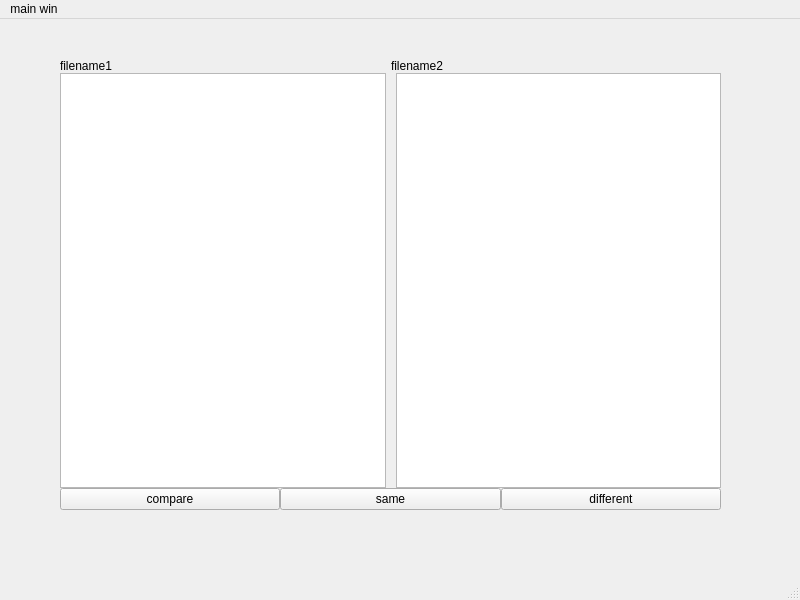
The window that lab5/mymainwindow.ui (BlazingQ/SE-lab5) describes before a commit, drawn with Qt 5.
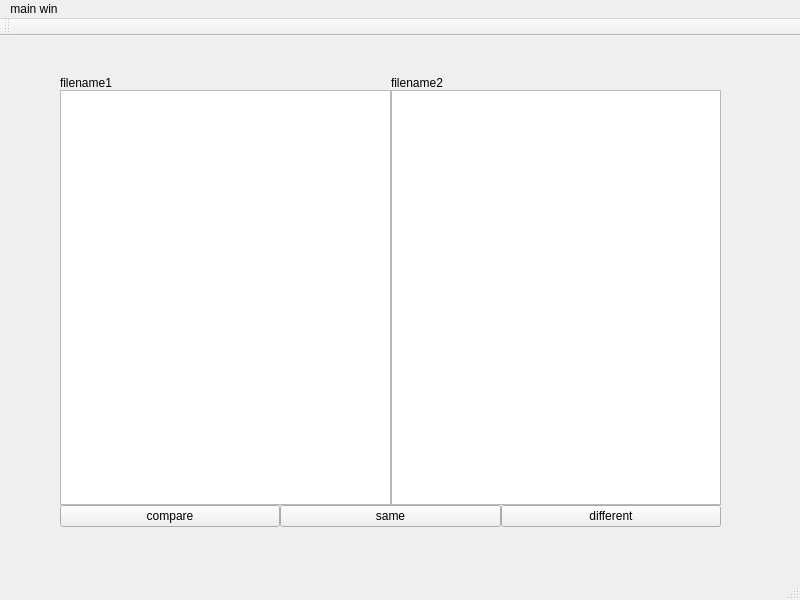
The same window after the commit.

Diff of the .ui file:
```diff
--- a/lab5/mymainwindow.ui
+++ b/lab5/mymainwindow.ui
@@ -14,7 +14,13 @@
    <string>myMainWindow</string>
   </property>
   <widget class="QWidget" name="centralwidget">
-   <widget class="QWidget" name="">
+   <property name="sizePolicy">
+    <sizepolicy hsizetype="Expanding" vsizetype="Expanding">
+     <horstretch>0</horstretch>
+     <verstretch>0</verstretch>
+    </sizepolicy>
+   </property>
+   <widget class="QWidget" name="layoutWidget">
     <property name="geometry">
      <rect>
       <x>60</x>
@@ -47,14 +53,11 @@
      </item>
      <item>
       <layout class="QHBoxLayout" name="horizontalLayout">
-       <property name="spacing">
-        <number>10</number>
-       </property>
        <item>
-        <widget class="QListView" name="listView"/>
+        <widget class="QTextEdit" name="textEdit"/>
        </item>
        <item>
-        <widget class="QListView" name="listView_2"/>
+        <widget class="QTextEdit" name="textEdit_2"/>
        </item>
       </layout>
      </item>
@@ -103,6 +106,17 @@
    <addaction name="menumain_win"/>
   </widget>
   <widget class="QStatusBar" name="statusbar"/>
+  <widget class="QToolBar" name="toolBar">
+   <property name="windowTitle">
+    <string>toolBar</string>
+   </property>
+   <attribute name="toolBarArea">
+    <enum>TopToolBarArea</enum>
+   </attribute>
+   <attribute name="toolBarBreak">
+    <bool>false</bool>
+   </attribute>
+  </widget>
  </widget>
  <resources/>
  <connections/>
```
